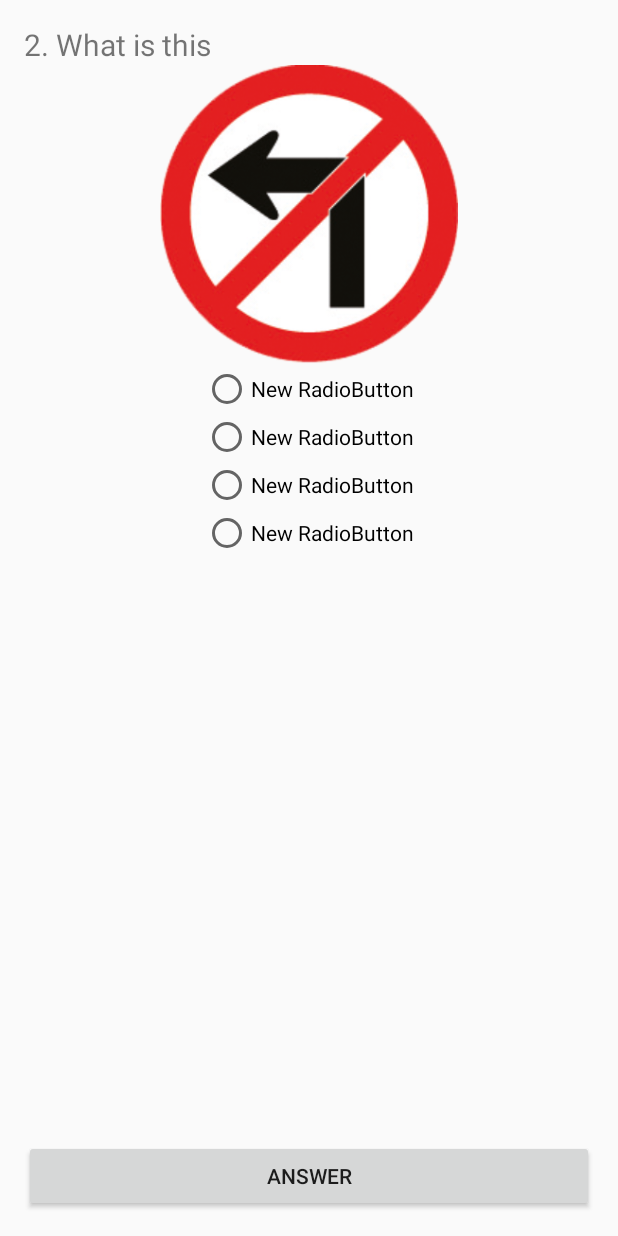
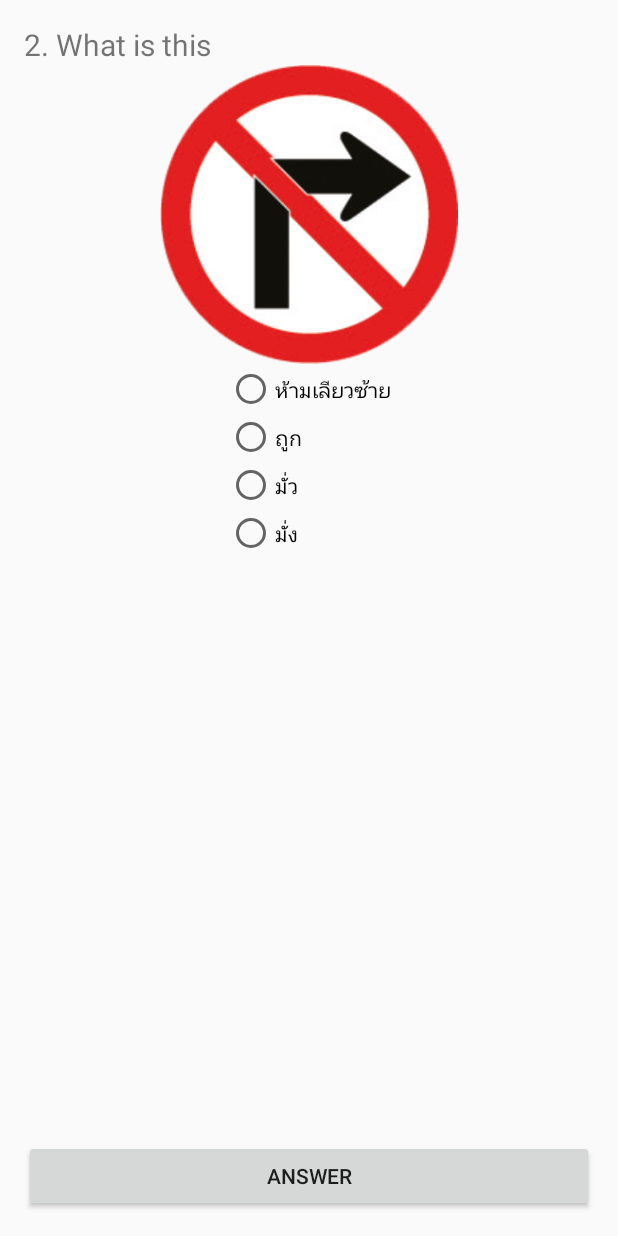
Before and after one commit to masterUNG/BU_Traffic, an Android app: the ExerciseActivity screen opened directly, with no data from a screen before it, after a tap on "ANSWER", on a phone screen of 412 x 824 dp. Run offline under Robolectric (Android 15) with nearby library versions, the phone set to English and light mode, and no system bars.

Commit message:
Change Question2

```diff
--- a/app/src/main/java/appewtc/masterung/butraffic/ExerciseActivity.java
+++ b/app/src/main/java/appewtc/masterung/butraffic/ExerciseActivity.java
@@ -26,7 +26,17 @@
 
         bindWidget();
 
+        setUpChoice();
+
     }   // Main Method
+
+    private void setUpChoice() {
+        String[] strMyChoice = getResources().getStringArray(R.array.times1);
+        choice1RadioButton.setText(strMyChoice[0]);
+        choice2RadioButton.setText(strMyChoice[1]);
+        choice3RadioButton.setText(strMyChoice[2]);
+        choice4RadioButton.setText(strMyChoice[3]);
+    }
 
     public void clickAnswer(View view) {
 
@@ -37,18 +47,37 @@
         strQuestion[3] = "4. What is this";
         strQuestion[4] = "5. What is this";
 
+        int[] intImage = new int[5];
+        intImage[0] = R.drawable.traffic_01;
+        intImage[1] = R.drawable.traffic_02;
+        intImage[2] = R.drawable.traffic_03;
+        intImage[3] = R.drawable.traffic_04;
+        intImage[4] = R.drawable.traffic_05;
+
+        int[] intChoice = new int[5];
+        intChoice[0] = R.array.times1;
+        intChoice[1] = R.array.times2;
+        intChoice[2] = R.array.times3;
+        intChoice[3] = R.array.times4;
+        intChoice[4] = R.array.times5;
+
         timesAnInt += 1;
 
         if (timesAnInt < 5) {
 
             questionTextView.setText(strQuestion[timesAnInt]);
+            trafficImageView.setImageResource(intImage[timesAnInt]);
+            String[] strMyChoice = getResources().getStringArray(intChoice[timesAnInt]);
+            choice1RadioButton.setText(strMyChoice[0]);
+            choice2RadioButton.setText(strMyChoice[1]);
+            choice3RadioButton.setText(strMyChoice[2]);
+            choice4RadioButton.setText(strMyChoice[3]);
 
         } else {
 
             startActivity(new Intent(ExerciseActivity.this, ScoreActivity.class));
 
         }
-
 
 
     }   // clickAnswer
--- /dev/null
+++ b/app/src/main/res/values/choice.xml
@@ -0,0 +1,49 @@
+<?xml version="1.0" encoding="utf-8"?>
+<resources>
+
+    <string-array name="times1">
+
+        <item>ห้ามเลียวซ้าย</item>
+        <item>มั่ว</item>
+        <item>มั่ว</item>
+        <item>มั่ง</item>
+
+    </string-array>
+
+    <string-array name="times2">
+
+        <item>ห้ามเลียวซ้าย</item>
+        <item>ถูก</item>
+        <item>มั่ว</item>
+        <item>มั่ง</item>
+
+    </string-array>
+
+    <string-array name="times3">
+
+        <item>ห้ามเลียวซ้าย</item>
+        <item>มั่ว</item>
+        <item>ถูก</item>
+        <item>มั่ง</item>
+
+    </string-array>
+
+    <string-array name="times4">
+
+        <item>ห้ามเลียวซ้าย</item>
+        <item>มั่ว</item>
+        <item>ถูก</item>
+        <item>มั่ง</item>
+
+    </string-array>
+
+    <string-array name="times5">
+
+        <item>ห้ามเลียวซ้าย</item>
+        <item>มั่ว</item>
+        <item>มั่ว</item>
+        <item>ถูก</item>
+
+    </string-array>
+
+</resources>
```
